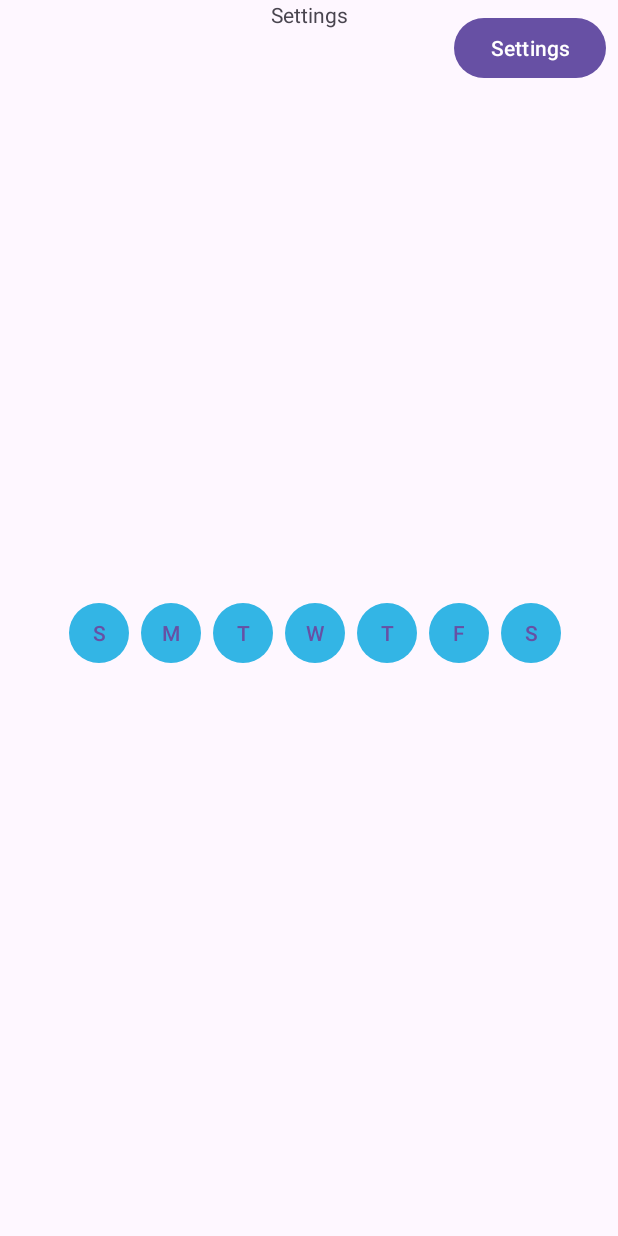
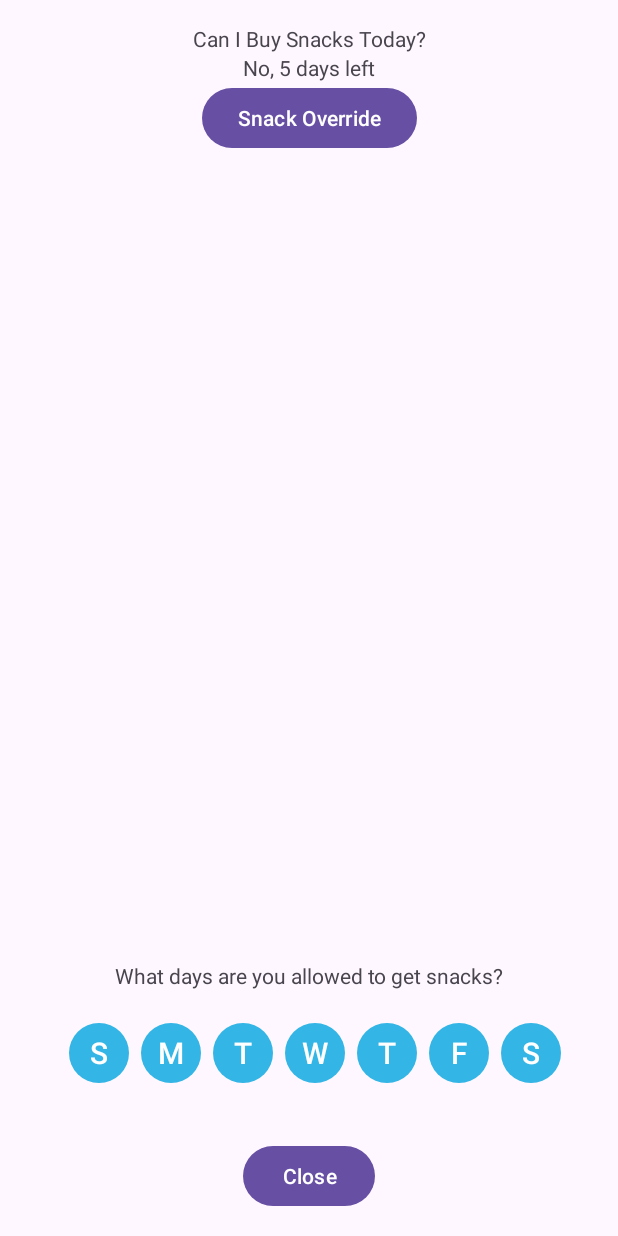
Before and after one commit to Sharkgrammer/Snack-Check, an Android app: the screen it shows after launch (MainActivity), after a tap on "Settings", on a phone screen of 412 x 824 dp. Run offline under Robolectric (Android 15) with nearby library versions, the phone set to English and light mode, and no system bars.

Commit message:
Code before fragments are removed

```diff
--- a/app/src/main/java/is/dkk/snackcheck/activities/MainActivity.java
+++ b/app/src/main/java/is/dkk/snackcheck/activities/MainActivity.java
@@ -7,6 +7,7 @@ import android.widget.Button;
 
 import androidx.activity.EdgeToEdge;
 import androidx.appcompat.app.AppCompatActivity;
+import androidx.appcompat.app.AppCompatDelegate;
 import androidx.core.graphics.Insets;
 import androidx.core.view.ViewCompat;
 import androidx.core.view.WindowInsetsCompat;
@@ -21,6 +22,9 @@ import is.dkk.snackcheck.fragments.SettingsFragment;
 
 public class MainActivity extends AppCompatActivity {
 
+    boolean settingsShown = false;
+    SettingsFragment settings;
+
     @Override
     protected void onCreate(Bundle savedInstanceState) {
         super.onCreate(savedInstanceState);
@@ -32,20 +36,27 @@ public class MainActivity extends AppCompatActivity {
             return insets;
         });
 
+        AppCompatDelegate.setDefaultNightMode(AppCompatDelegate.MODE_NIGHT_NO);
+
         Button btnSettings = findViewById(R.id.btnSettings);
 
         FragmentManager manager = getSupportFragmentManager();
-        FragmentTransaction transaction = manager.beginTransaction();
-
-        transaction.add(R.id.fragment_container, new MainFragment());
-        transaction.commit();
+        settings = new SettingsFragment(this);
 
         btnSettings.setOnClickListener(new View.OnClickListener() {
             @Override
             public void onClick(View view) {
                 FragmentTransaction transaction = manager.beginTransaction();
 
-                transaction.replace(R.id.fragment_container, new SettingsFragment());
+                if (settingsShown) {
+                    transaction.remove(settings);
+                    btnSettings.setText(R.string.settings_default);
+                } else {
+                    transaction.replace(R.id.fragment_container, settings);
+                    btnSettings.setText(R.string.settings_close);
+                }
+
+                settingsShown = !settingsShown;
                 transaction.commit();
             }
         });
--- /dev/null
+++ b/app/src/main/java/is/dkk/snackcheck/data/Day.java
@@ -0,0 +1,9 @@
+package is.dkk.snackcheck.data;
+
+public class Day {
+
+
+
+
+
+}
--- a/app/src/main/java/is/dkk/snackcheck/fragments/SettingsFragment.java
+++ b/app/src/main/java/is/dkk/snackcheck/fragments/SettingsFragment.java
@@ -1,27 +1,95 @@
 package is.dkk.snackcheck.fragments;
 
+import android.content.Context;
+import android.content.SharedPreferences;
+import android.content.res.Resources;
+import android.graphics.drawable.Drawable;
 import android.os.Bundle;
+import android.util.Log;
 import android.view.LayoutInflater;
 import android.view.View;
 import android.view.ViewGroup;
+import android.widget.Button;
 
 import androidx.annotation.NonNull;
 import androidx.annotation.Nullable;
+import androidx.core.content.res.ResourcesCompat;
 import androidx.fragment.app.Fragment;
 
 import is.dkk.snackcheck.R;
 
 public class SettingsFragment extends Fragment {
 
+    Context c;
+    Resources res;
+    Drawable active, inactive;
+
+    public SettingsFragment(Context c) {
+        this.c = c;
+    }
+
     @Nullable
     @Override
     public View onCreateView(@NonNull LayoutInflater inflater, @Nullable ViewGroup container, @Nullable Bundle savedInstanceState) {
         View view = inflater.inflate(R.layout.frag_settings, container, false);
 
+        res = getResources();
+
+        active = ResourcesCompat.getDrawable(res, R.drawable.circle_active, null);
+        inactive = ResourcesCompat.getDrawable(res, R.drawable.circle_inactive, null);
+
         //TODO write code for the view
+        Button btn1, btn2, btn3, btn4, btn5, btn6, btn7;
+        btn1 = view.findViewById(R.id.btn1);
+        btn2 = view.findViewById(R.id.btn2);
+        btn3 = view.findViewById(R.id.btn3);
+        btn4 = view.findViewById(R.id.btn4);
+        btn5 = view.findViewById(R.id.btn5);
+        btn6 = view.findViewById(R.id.btn6);
+        btn7 = view.findViewById(R.id.btn7);
+
+        Button[] btnArr = {btn1, btn2, btn3, btn4, btn5, btn6, btn7};
+
+        SharedPreferences prefs = c.getSharedPreferences(getString(R.string.preference), Context.MODE_PRIVATE);
+
+        String days = prefs.getString("daylist", "1110011");
+        String[] dayArr = days.split("");
+
+        for (int x = 0; x < 7; x++) {
+            btnArr[x].setOnClickListener(getListener(btnArr[x], Integer.parseInt(dayArr[0])));
+        }
+
 
         return view;
     }
 
+    private View.OnClickListener getListener(View view, int num) {
+        // Init the buttons a little
+        Log.wtf("test", String.valueOf(num));
+        setButtonData((Button) view, num == 0);
 
+        return new View.OnClickListener() {
+            @Override
+            public void onClick(View view) {
+                setButtonFlip((Button) view);
+            }
+        };
+
+    }
+
+    private void setButtonFlip(Button button) {
+        boolean setInactive = button.getBackground() == active;
+
+        setButtonData(button, setInactive);
+    }
+
+    private void setButtonData(Button button, boolean setInactive) {
+        if (setInactive) {
+            button.setBackground(inactive);
+            button.setTextColor(res.getColor(R.color.black, null));
+        } else {
+            button.setBackground(active);
+            button.setTextColor(res.getColor(R.color.white, null));
+        }
+    }
 }
--- a/app/src/main/res/drawable/circle_active.xml
+++ b/app/src/main/res/drawable/circle_active.xml
@@ -1,13 +1,8 @@
 <?xml version="1.0" encoding="utf-8"?>
 <selector xmlns:android="http://schemas.android.com/apk/res/android">
-    <item android:state_pressed="true">
+    <item>
         <shape android:shape="oval">
-            <solid android:color="@android:color/holo_blue_dark"/>
-        </shape>
-    </item>
-    <item android:state_pressed="false">
-        <shape android:shape="oval">
-            <solid android:color="@android:color/holo_blue_light"/>
+            <solid android:color="@android:color/holo_blue_light" />
         </shape>
     </item>
 </selector>
--- a/app/src/main/res/drawable/circle_inactive.xml
+++ b/app/src/main/res/drawable/circle_inactive.xml
@@ -1,13 +1,7 @@
 <?xml version="1.0" encoding="utf-8"?>
 <selector xmlns:android="http://schemas.android.com/apk/res/android">
-    <item android:state_pressed="true">
-        <shape android:shape="oval">
-            <solid android:color="@android:color/darker_gray"/>
-        </shape>
-    </item>
     <item android:state_pressed="false">
         <shape android:shape="oval">
-            <solid android:color="@android:color/white"/>
         </shape>
     </item>
 </selector>
--- a/app/src/main/res/drawable/temp.xml
+++ /dev/null
@@ -1,6 +0,0 @@
-<?xml version="1.0" encoding="utf-8"?>
-<selector xmlns:android="http://schemas.android.com/apk/res/android">
-    <item android:state_pressed="true" android:drawable="@android:color/holo_red_dark"/>
-    <item android:state_focused="true" android:drawable="@android:color/holo_blue_bright"/>
-    <item android:drawable="@android:color/holo_orange_light"/>
-</selector>
--- a/app/src/main/res/layout/activity_main.xml
+++ b/app/src/main/res/layout/activity_main.xml
@@ -11,19 +11,31 @@
         android:id="@+id/btnSettings"
         android:layout_width="wrap_content"
         android:layout_height="wrap_content"
-        android:layout_marginTop="8dp"
-        android:layout_marginEnd="8dp"
+        android:layout_marginBottom="16dp"
         android:text="Settings"
+        app:layout_constraintBottom_toBottomOf="parent"
         app:layout_constraintEnd_toEndOf="parent"
+        app:layout_constraintStart_toStartOf="parent" />
+
+    <androidx.fragment.app.FragmentContainerView
+        android:id="@+id/fragment_container_main"
+        android:layout_width="0dp"
+        android:layout_height="0dp"
+        android:layout_marginTop="16dp"
+        android:name="is.dkk.snackcheck.fragments.MainFragment"
+        app:layout_constraintBottom_toTopOf="@+id/fragment_container"
+        app:layout_constraintEnd_toEndOf="parent"
+        app:layout_constraintStart_toStartOf="parent"
         app:layout_constraintTop_toTopOf="parent" />
 
     <androidx.fragment.app.FragmentContainerView
         android:id="@+id/fragment_container"
         android:layout_width="0dp"
-        android:layout_height="0dp"
-        app:layout_constraintBottom_toBottomOf="parent"
+        android:layout_height="wrap_content"
+        android:layout_marginBottom="16dp"
+        app:layout_constraintBottom_toTopOf="@+id/btnSettings"
         app:layout_constraintEnd_toEndOf="parent"
-        app:layout_constraintStart_toStartOf="parent"
-        app:layout_constraintTop_toTopOf="parent" />
+        app:layout_constraintHorizontal_bias="0.501"
+        app:layout_constraintStart_toStartOf="parent" />
 
 </androidx.constraintlayout.widget.ConstraintLayout>
--- a/app/src/main/res/layout/frag_settings.xml
+++ b/app/src/main/res/layout/frag_settings.xml
@@ -3,14 +3,16 @@
     xmlns:app="http://schemas.android.com/apk/res-auto"
     xmlns:tools="http://schemas.android.com/tools"
     android:layout_width="match_parent"
-    android:layout_height="match_parent">
+    android:layout_height="wrap_content">
 
     <LinearLayout
         style="?android:attr/buttonBarButtonStyle"
         android:layout_width="0dp"
         android:layout_height="wrap_content"
-        android:layout_marginStart="8dp"
-        android:layout_marginEnd="8dp"
+        android:layout_marginTop="16dp"
+        android:layout_marginStart="0dp"
+        android:layout_marginEnd="0dp"
+        android:layout_marginBottom="16dp"
         android:orientation="horizontal"
         app:layout_constraintBottom_toBottomOf="parent"
         app:layout_constraintEnd_toEndOf="parent"
@@ -20,71 +22,78 @@
         <Button
             android:id="@+id/btn1"
             style="?android:attr/buttonBarButtonStyle"
-            android:layout_width="40dp"
-            android:layout_height="40dp"
+            android:layout_width="@dimen/btn_day_dimen"
+            android:layout_height="@dimen/btn_day_dimen"
             android:background="@drawable/circle_active"
-            android:padding="0dp"
+            android:padding="@dimen/btn_day_padding"
             android:text="@string/bar_sun"
+            android:textSize="@dimen/btn_day_text"
             app:backgroundTint="@null" />
 
         <Button
             android:id="@+id/btn2"
             style="?android:attr/buttonBarButtonStyle"
-            android:layout_width="40dp"
-            android:layout_height="40dp"
+            android:layout_width="@dimen/btn_day_dimen"
+            android:layout_height="@dimen/btn_day_dimen"
             android:background="@drawable/circle_active"
-            android:padding="0dp"
+            android:padding="@dimen/btn_day_padding"
             android:text="@string/bar_mon"
+            android:textSize="@dimen/btn_day_text"
             app:backgroundTint="@null" />
 
         <Button
             android:id="@+id/btn3"
             style="?android:attr/buttonBarButtonStyle"
-            android:layout_width="40dp"
-            android:layout_height="40dp"
+            android:layout_width="@dimen/btn_day_dimen"
+            android:layout_height="@dimen/btn_day_dimen"
             android:background="@drawable/circle_active"
-            android:padding="0dp"
+            android:padding="@dimen/btn_day_padding"
             android:text="@string/bar_tue"
+            android:textSize="@dimen/btn_day_text"
             app:backgroundTint="@null" />
 
         <Button
             android:id="@+id/btn4"
             style="?android:attr/buttonBarButtonStyle"
-            android:layout_width="40dp"
-            android:layout_height="40dp"
+            android:layout_width="@dimen/btn_day_dimen"
+            android:layout_height="@dimen/btn_day_dimen"
             android:background="@drawable/circle_active"
-            android:padding="0dp"
+            android:padding="@dimen/btn_day_padding"
             android:text="@string/bar_wed"
+            android:textSize="@dimen/btn_day_text"
             app:backgroundTint="@null" />
 
         <Button
             android:id="@+id/btn5"
             style="?android:attr/buttonBarButtonStyle"
-            android:layout_width="40dp"
-            android:layout_height="40dp"
+            android:layout_width="@dimen/btn_day_dimen"
+            android:layout_height="@dimen/btn_day_dimen"
             android:background="@drawable/circle_active"
-            android:padding="0dp"
+            android:padding="@dimen/btn_day_padding"
             android:text="@string/bar_thu"
+            android:textSize="@dimen/btn_day_text"
             app:backgroundTint="@null" />
 
         <Button
             android:id="@+id/btn6"
             style="?android:attr/buttonBarButtonStyle"
-            android:layout_width="40dp"
-            android:layout_height="40dp"
+            android:layout_width="@dimen/btn_day_dimen"
+            android:layout_height="@dimen/btn_day_dimen"
             android:background="@drawable/circle_active"
-            android:padding="0dp"
+            android:padding="@dimen/btn_day_padding"
             android:text="@string/bar_fri"
+            android:textSize="@dimen/btn_day_text"
             app:backgroundTint="@null" />
 
         <Button
             android:id="@+id/btn7"
             style="?android:attr/buttonBarButtonStyle"
-            android:layout_width="40dp"
-            android:layout_height="40dp"
+            android:layout_width="@dimen/btn_day_dimen"
+            android:layout_height="@dimen/btn_day_dimen"
             android:background="@drawable/circle_active"
-            android:padding="0dp"
+            android:padding="@dimen/btn_day_padding"
             android:text="@string/bar_sat"
+            android:textSize="@dimen/btn_day_text"
             app:backgroundTint="@null" />
 
     </LinearLayout>
@@ -93,7 +102,8 @@
         android:id="@+id/textView"
         android:layout_width="wrap_content"
         android:layout_height="wrap_content"
-        android:text="Settings"
+        android:layout_marginTop="32dp"
+        android:text="What days are you allowed to get snacks?"
         app:layout_constraintEnd_toEndOf="parent"
         app:layout_constraintStart_toStartOf="parent"
         app:layout_constraintTop_toTopOf="parent" />
--- /dev/null
+++ b/app/src/main/res/values/dimens.xml
@@ -0,0 +1,13 @@
+<?xml version="1.0" encoding="utf-8"?>
+<resources>
+
+    <!-- Width / Height -->
+    <dimen name="btn_day_dimen">40dp</dimen>
+
+    <!-- Padding -->
+    <dimen name="btn_day_padding">0dp</dimen>
+
+    <!-- Text -->
+    <dimen name="btn_day_text">20sp</dimen>
+
+</resources>
--- a/app/src/main/res/values/strings.xml
+++ b/app/src/main/res/values/strings.xml
@@ -7,4 +7,9 @@
     <string name="bar_thu">T</string>
     <string name="bar_fri">F</string>
     <string name="bar_sat">S</string>
+
+    <string name="settings_default">Settings</string>
+    <string name="settings_close">Close</string>
+
+    <string name="preference">prefsforsnack</string>
 </resources>
--- a/app/src/main/res/values/themes.xml
+++ b/app/src/main/res/values/themes.xml
@@ -1,9 +1,8 @@
 <resources xmlns:tools="http://schemas.android.com/tools">
     <!-- Base application theme. -->
-    <style name="Base.Theme.SnackCheck" parent="Theme.Material3.DayNight.NoActionBar">
+    <style name="Base.Theme.SnackCheck" parent="Theme.Material3.Light.NoActionBar">
         <!-- Customize your light theme here. -->
         <!-- <item name="colorPrimary">@color/my_light_primary</item> -->
-
 
     </style>
 
```
